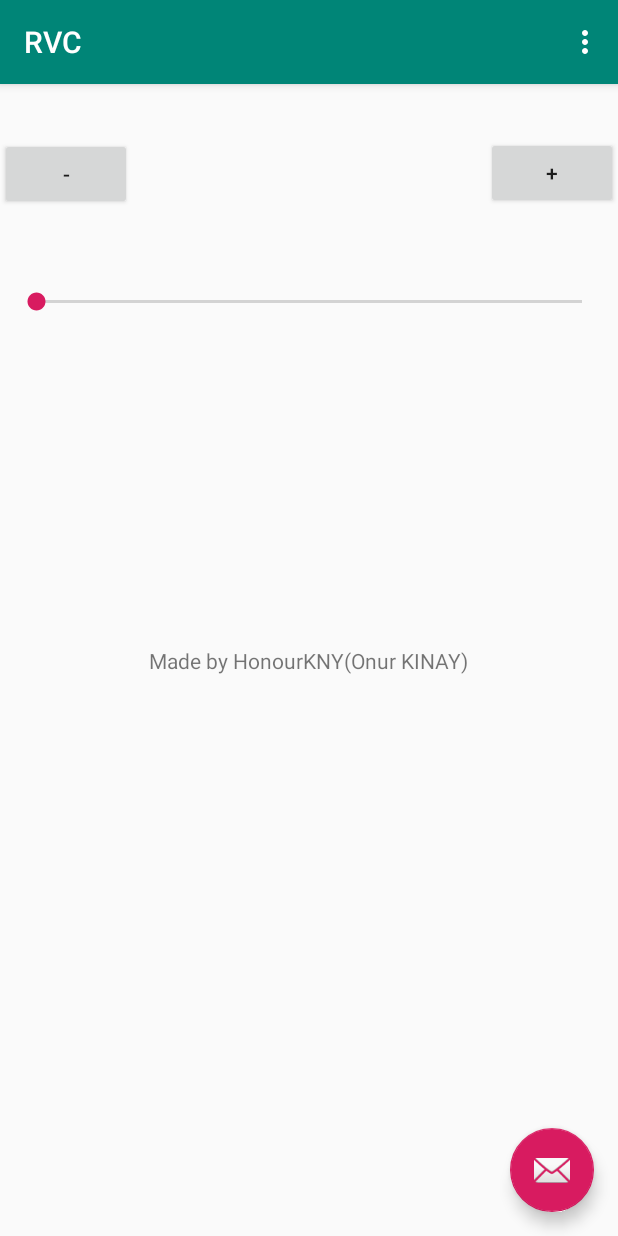
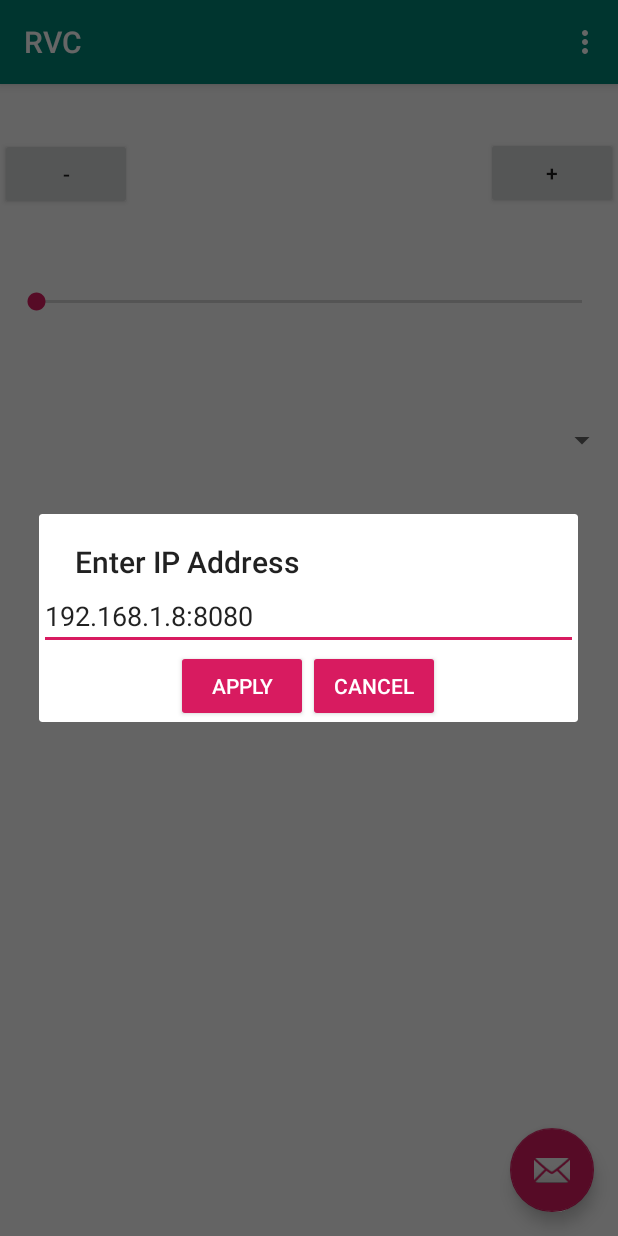
Before and after one commit to onurkinay/rvc, an Android app: the screen it shows after launch (MainActivity), in the options menu, after a tap on "Settings", on a phone screen of 412 x 824 dp. Run offline under Robolectric (Android 15) with nearby library versions, the phone set to English and light mode, and no system bars; our stand-ins replace Volley; network calls fail.

Commit message:
added settings to able to change ip adress

```diff
--- a/rvc_app/app/src/main/AndroidManifest.xml
+++ b/rvc_app/app/src/main/AndroidManifest.xml
@@ -19,6 +19,13 @@
                 <category android:name="android.intent.category.LAUNCHER"/>
             </intent-filter>
         </activity>
+        <receiver android:name=".MyBroadcastReceiver"  android:exported="true">
+            <intent-filter>
+                <action android:name="android.intent.action.BOOT_COMPLETED"/>
+                <action android:name="android.intent.action.INPUT_METHOD_CHANGED" />
+            </intent-filter>
+        </receiver>
+
     </application>
 
 </manifest>
--- a/rvc_app/app/src/main/java/tr/com/onurkinay/rvc/MainActivity.kt
+++ b/rvc_app/app/src/main/java/tr/com/onurkinay/rvc/MainActivity.kt
@@ -1,20 +1,21 @@
 package tr.com.onurkinay.rvc
 
+import android.app.AlertDialog
 import android.app.NotificationChannel
 import android.app.NotificationManager
 import android.app.PendingIntent
+import android.content.BroadcastReceiver
 import android.content.Context
 import android.content.Intent
+import android.content.IntentFilter
 import android.media.session.MediaSession
+import android.net.ConnectivityManager
 import android.os.Build
 import android.os.Bundle
 import android.os.Handler
-import android.view.KeyEvent
-import android.view.Menu
-import android.view.MenuItem
-import android.widget.Button
-import android.widget.SeekBar
-import android.widget.Toast
+import android.text.Editable
+import android.view.*
+import android.widget.*
 import androidx.appcompat.app.AppCompatActivity
 import androidx.core.app.NotificationCompat
 import androidx.core.app.NotificationManagerCompat
@@ -28,25 +29,28 @@ import com.google.android.material.snackbar.Snackbar
 import kotlinx.android.synthetic.main.activity_main.*
 import org.json.JSONObject
 
+import android.widget.ArrayAdapter
+import kotlinx.android.synthetic.main.dialog_ip_setting.view.*
+import java.util.*
+import kotlin.collections.ArrayList
+import kotlin.collections.HashMap
 
-class MainActivity : AppCompatActivity() {
+class MainActivity : AppCompatActivity(), AdapterView.OnItemSelectedListener {
     var volume: SeekBar? = null
     var left: Button? = null
     var right: Button? = null
-    val ip = "192.168.1.8:8080" // your computer IP and port
+
+    var ip = "192.168.1.8:8080" // your computer IP and port
+
     override fun onCreate(savedInstanceState: Bundle?) {
         super.onCreate(savedInstanceState)
         setContentView(R.layout.activity_main)
 
+        val queue = Volley.newRequestQueue(this)
+
         volume = findViewById(R.id.volume)
         left = findViewById(R.id.left)
         right = findViewById(R.id.right)
-
-
-
-        val queue = Volley.newRequestQueue(this)
-        val url = "http://$ip/"
-
 
         volume?.setOnSeekBarChangeListener(object : SeekBar.OnSeekBarChangeListener {
             override fun onProgressChanged(
@@ -62,7 +66,7 @@ class MainActivity : AppCompatActivity() {
             }
 
             override fun onStopTrackingTouch(seekBar: SeekBar) {
-                 //stopping touch
+                //stopping touch
             }
         })
 
@@ -83,9 +87,6 @@ class MainActivity : AppCompatActivity() {
         setSupportActionBar(toolbar)
 
 
-        createNotificationChannel()
-
-
 
         fab.setOnClickListener { view ->
             Snackbar.make(view, "ben@onurkinay.com.tr \n-> having any problem, write me :)", Snackbar.LENGTH_LONG)
@@ -95,20 +96,21 @@ class MainActivity : AppCompatActivity() {
         val handler = Handler()
         handler.postDelayed(object : Runnable {
             override fun run() {
-                val stringRequest = StringRequest(Request.Method.GET, url,
+                val stringRequest = StringRequest(Request.Method.GET, "http://$ip/",
                     Response.Listener<String> { response ->
                         println(response)
                         volume?.progress = response.toInt()
+
                     },
-                    Response.ErrorListener { /* any error */})
+                    Response.ErrorListener { /* any error */ })
 
                 queue.add(stringRequest)
                 handler.postDelayed(this, 1000) // 1 sec delay
+
             }
         }, 0)
 
     }
-
 
 
     override fun onCreateOptionsMenu(menu: Menu): Boolean {
@@ -118,9 +120,9 @@ class MainActivity : AppCompatActivity() {
     }
 
     override fun onOptionsItemSelected(item: MenuItem): Boolean {
-        // Handle action bar item clicks here. The action bar will
-        // automatically handle clicks on the Home/Up button, so long
-        // as you specify a parent activity in AndroidManifest.xml.
+        if (item.itemId == R.id.action_settings) {
+            showIPDialog()
+        }
         return when (item.itemId) {
             R.id.action_settings -> true
             else -> super.onOptionsItemSelected(item)
@@ -160,22 +162,6 @@ class MainActivity : AppCompatActivity() {
         VolleySingleton.getInstance(this).addToRequestQueue(request)
     }
 
-    private fun createNotificationChannel() {
-        // Create the NotificationChannel, but only on API 26+ because
-        // the NotificationChannel class is new and not in the support library
-        if (Build.VERSION.SDK_INT >= Build.VERSION_CODES.O) {
-            val name = "Change Volume Level"
-            val descriptionText = "Made by HonourKNY"
-            val importance = NotificationManager.IMPORTANCE_DEFAULT
-            val channel = NotificationChannel("0", name, importance).apply {
-                description = descriptionText
-            }
-            // Register the channel with the system
-            val notificationManager: NotificationManager =
-                getSystemService(Context.NOTIFICATION_SERVICE) as NotificationManager
-            notificationManager.createNotificationChannel(channel)
-        }
-    }
     override fun onKeyDown(keyCode: Int, event: KeyEvent): Boolean {
         when (keyCode) {
             KeyEvent.KEYCODE_VOLUME_UP -> {
@@ -191,4 +177,34 @@ class MainActivity : AppCompatActivity() {
         }
         return super.onKeyDown(keyCode, event)
     }
+
+    override fun onItemSelected(arg0: AdapterView<*>, arg1: View, position: Int, id: Long) {
+        // use position to know the selected item
+    }
+
+    override fun onNothingSelected(arg0: AdapterView<*>) {
+
+    }
+
+    fun showIPDialog() {
+        val mDialogView = LayoutInflater.from(this).inflate(R.layout.dialog_ip_setting, null)
+
+        //AlertDialogBuilder
+        val mBuilder = AlertDialog.Builder(this)
+            .setView(mDialogView)
+            .setTitle("Enter IP Address")
+        //show dialog
+        mDialogView.dialogIP.setText(ip)
+        val mAlertDialog = mBuilder.show()
+        //login button click of custom layout
+        mDialogView.dialogLoginBtn.setOnClickListener {
+            mAlertDialog.dismiss()
+            ip = mDialogView.dialogIP.text.toString()
+
+        }
+        //cancel button click of custom layout
+        mDialogView.dialogCancelBtn.setOnClickListener {
+            mAlertDialog.dismiss()
+        }
+    }
 }
--- /dev/null
+++ b/rvc_app/app/src/main/java/tr/com/onurkinay/rvc/MyBroadcastReceiver.kt
@@ -0,0 +1,25 @@
+package tr.com.onurkinay.rvc
+
+import android.content.BroadcastReceiver
+import android.content.Context
+import android.content.Intent
+import android.util.Log
+import android.widget.Toast
+
+private const val TAG = "MyBroadcastReceiver"
+
+class MyBroadcastReceiver : BroadcastReceiver() {
+
+    override fun onReceive(context: Context, intent: Intent) {
+
+
+        val action = intent.getStringExtra("volume")
+        if (action == "volumeDown") {
+            Toast.makeText(context, "Volume -", Toast.LENGTH_LONG).show()
+        } else if (action == "volumeUp") {
+
+                        Toast.makeText(context, "Volume +", Toast.LENGTH_LONG).show()
+
+                }
+        }
+    }
--- /dev/null
+++ b/rvc_app/app/src/main/java/tr/com/onurkinay/rvc/VolumeControl.kt
@@ -0,0 +1,4 @@
+package tr.com.onurkinay.rvc
+
+class VolumeControl {
+}
--- a/rvc_app/app/src/main/res/layout/content_main.xml
+++ b/rvc_app/app/src/main/res/layout/content_main.xml
@@ -52,4 +52,14 @@
             app:layout_constraintStart_toStartOf="parent"
             app:layout_constraintTop_toTopOf="parent"
             app:layout_constraintVertical_bias="0.049"/>
+    <Spinner
+            android:id="@+id/sinks"
+            android:layout_width="fill_parent"
+            android:layout_height="65dp"
+            app:layout_constraintBottom_toBottomOf="parent"
+            app:layout_constraintEnd_toEndOf="parent"
+            app:layout_constraintHorizontal_bias="1.0"
+            app:layout_constraintStart_toStartOf="parent"
+            app:layout_constraintTop_toTopOf="parent"
+            app:layout_constraintVertical_bias="0.291"/>
 </androidx.constraintlayout.widget.ConstraintLayout>
--- /dev/null
+++ b/rvc_app/app/src/main/res/layout/dialog_ip_setting.xml
@@ -0,0 +1,31 @@
+<?xml version="1.0" encoding="utf-8"?>
+<LinearLayout xmlns:android="http://schemas.android.com/apk/res/android"
+              android:orientation="vertical"
+              android:layout_width="match_parent"
+              android:layout_height="match_parent">
+    <EditText
+            android:id="@+id/dialogIP"
+            android:hint="Enter IP Address"
+            android:inputType="textPersonName"
+            android:layout_width="match_parent"
+            android:layout_height="wrap_content" />
+    <LinearLayout
+            android:layout_width="match_parent"
+            android:layout_height="wrap_content"
+            android:orientation="horizontal"
+            android:gravity="center">
+        <Button
+                android:id="@+id/dialogLoginBtn"
+                android:text="Apply"
+                style="@style/Base.Widget.AppCompat.Button.Colored"
+                android:layout_width="wrap_content"
+                android:layout_height="wrap_content" />
+        <Button
+                android:id="@+id/dialogCancelBtn"
+                android:text="Cancel"
+                style="@style/Base.Widget.AppCompat.Button.Colored"
+                android:layout_width="wrap_content"
+                android:layout_height="wrap_content" />
+    </LinearLayout>
+
+</LinearLayout>
```
Also changed, not shown: 1 other file.
